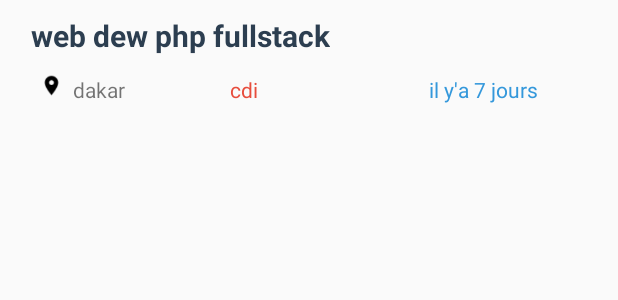
After one commit to picojazz/PicojazzJobsAndriodApp, an Android app: the layout offer_layout.xml on its own in the app's theme, with its tools: preview values and no code run, on a phone screen of 412 x 824 dp. The commit adds this screen. Shown: the top 300 px of the screen. Run offline under Robolectric (Android 15) with nearby library versions, the phone set to English and light mode, and no system bars.

Commit message:
add listview of offer

```diff
--- a/app/build.gradle
+++ b/app/build.gradle
@@ -27,5 +27,6 @@ dependencies {
     compile 'com.android.support:appcompat-v7:26.+'
     compile 'com.android.support.constraint:constraint-layout:1.0.2'
     compile 'com.android.support:design:26.+'
+    compile 'org.jbundle.util.osgi.wrapped:org.jbundle.util.osgi.wrapped.org.apache.http.client:4.1.2'
     testCompile 'junit:junit:4.12'
 }
--- a/app/src/main/AndroidManifest.xml
+++ b/app/src/main/AndroidManifest.xml
@@ -1,6 +1,8 @@
 <?xml version="1.0" encoding="utf-8"?>
 <manifest xmlns:android="http://schemas.android.com/apk/res/android"
     package="com.example.supschool.picojazzemploiapp">
+
+    <uses-permission android:name="android.permission.INTERNET"/>
 
     <application
         android:allowBackup="true"
--- /dev/null
+++ b/app/src/main/res/layout/offer_layout.xml
@@ -0,0 +1,74 @@
+<?xml version="1.0" encoding="utf-8"?>
+<android.support.constraint.ConstraintLayout xmlns:android="http://schemas.android.com/apk/res/android"
+    xmlns:app="http://schemas.android.com/apk/res-auto"
+    xmlns:tools="http://schemas.android.com/tools"
+    android:orientation="vertical"
+    android:layout_width="match_parent"
+    android:layout_height="match_parent"
+    android:paddingLeft="5dp"
+    android:paddingRight="5dp"
+
+    android:paddingBottom="10dp"
+    android:layout_marginBottom="10dp"
+    >
+
+    <TextView
+        android:id="@+id/offerTitle"
+        android:layout_width="wrap_content"
+        android:layout_height="wrap_content"
+        android:layout_marginLeft="15dp"
+        android:layout_marginTop="10dp"
+        android:text="web dew php fullstack"
+        android:textColor="#2c3e50"
+        android:textSize="20sp"
+        android:textStyle="bold"
+        app:layout_constraintLeft_toLeftOf="parent"
+        app:layout_constraintTop_toTopOf="parent" />
+
+    <ImageView
+        android:id="@+id/imageView2"
+        android:layout_width="26dp"
+        android:layout_height="15dp"
+        android:layout_marginLeft="16dp"
+        app:layout_constraintLeft_toLeftOf="parent"
+        app:srcCompat="@drawable/location"
+        app:layout_constraintTop_toTopOf="parent"
+        android:layout_marginTop="49dp"
+        tools:layout_editor_absoluteY="58dp" />
+
+    <TextView
+        android:id="@+id/offerPlace"
+        android:layout_width="wrap_content"
+        android:layout_height="wrap_content"
+        android:layout_marginLeft="1dp"
+        android:layout_marginTop="50dp"
+        android:text="dakar"
+        android:textSize="14sp"
+        app:layout_constraintLeft_toRightOf="@+id/imageView2"
+        app:layout_constraintTop_toTopOf="parent" />
+
+    <TextView
+        android:id="@+id/offerContract"
+        android:layout_width="wrap_content"
+        android:layout_height="wrap_content"
+        android:layout_marginLeft="70dp"
+        android:layout_marginTop="50dp"
+        android:text="cdi"
+        android:textColor="#e74c3c"
+        app:layout_constraintLeft_toRightOf="@+id/offerPlace"
+        app:layout_constraintTop_toTopOf="parent" />
+
+    <TextView
+        android:id="@+id/offerDate"
+        android:layout_width="wrap_content"
+        android:layout_height="wrap_content"
+        android:layout_marginLeft="73dp"
+        android:layout_marginRight="8dp"
+        android:layout_marginTop="50dp"
+        android:text="il y'a 7 jours"
+        android:textColor="#3498db"
+        app:layout_constraintLeft_toRightOf="@+id/offerContract"
+        app:layout_constraintRight_toRightOf="parent"
+        app:layout_constraintTop_toTopOf="parent" />
+
+</android.support.constraint.ConstraintLayout>
--- a/app/src/main/res/values/strings.xml
+++ b/app/src/main/res/values/strings.xml
@@ -20,4 +20,5 @@
     <string name="navigation_drawer_close">Close navigation drawer</string>
 
     <string name="action_settings">Settings</string>
+    <string name="waiting">please wait ...</string>
 </resources>
```
Also changed, not shown: app/src/main/java/com/example/supschool/picojazzemploiapp/HomeActivity.java (+128 -1 lines), app/src/main/java/com/example/supschool/picojazzemploiapp/Offer.java (added, +139 -0 lines), app/src/main/res/drawable/bgoffer.xml (added, +9 -0 lines), app/src/main/res/layout/content_home2.xml (+25 -0 lines), app/src/main/res/drawable/location.png (added).
